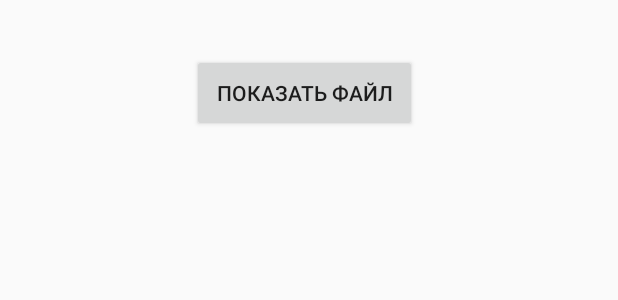
After one commit to 7enSmile/Example6, an Android app: the layout activity_show_file.xml on its own in the app's theme, with its tools: preview values and no code run, on a phone screen of 412 x 824 dp. The commit adds this screen. Shown: the top 300 px of the screen. Run offline under Robolectric (Android 15) with nearby library versions, the phone set to English and light mode, and no system bars.

Commit message:
Все сделано

```diff
--- /dev/null
+++ b/app/src/main/res/layout/activity_show_file.xml
@@ -0,0 +1,30 @@
+<?xml version="1.0" encoding="utf-8"?>
+<androidx.constraintlayout.widget.ConstraintLayout xmlns:android="http://schemas.android.com/apk/res/android"
+    xmlns:app="http://schemas.android.com/apk/res-auto"
+    xmlns:tools="http://schemas.android.com/tools"
+    android:layout_width="match_parent"
+    android:layout_height="match_parent"
+    tools:context=".ShowFile">
+
+    <Button
+        android:id="@+id/button5"
+        android:layout_width="150dp"
+        android:layout_height="52dp"
+        android:layout_marginStart="128dp"
+        android:layout_marginLeft="128dp"
+        android:layout_marginTop="36dp"
+        android:onClick="OnClickShow"
+        android:text="Показать файл"
+        app:layout_constraintStart_toStartOf="parent"
+        app:layout_constraintTop_toTopOf="parent" />
+
+    <TextView
+        android:id="@+id/show_text"
+        android:layout_width="379dp"
+        android:layout_height="473dp"
+        android:layout_marginStart="16dp"
+        android:layout_marginLeft="16dp"
+        android:layout_marginTop="100dp"
+        app:layout_constraintStart_toStartOf="parent"
+        app:layout_constraintTop_toTopOf="parent" />
+</androidx.constraintlayout.widget.ConstraintLayout>
```
Also changed, not shown: app/src/main/AndroidManifest.xml (+11 -3 lines), app/src/main/java/com/example/examples/ActivityService.java (+25 -1 lines), app/src/main/java/com/example/examples/DBHelper.java (added, +34 -0 lines), app/src/main/java/com/example/examples/FragmentOne.java (+9 -0 lines), app/src/main/java/com/example/examples/FragmentSecond.java (+20 -0 lines), app/src/main/java/com/example/examples/MainActivity.java (+15 -0 lines), app/src/main/java/com/example/examples/SharedPreferencesActivity.java (added, +17 -0 lines), app/src/main/java/com/example/examples/SharedPreferencesFragment.java (added, +23 -0 lines), app/src/main/java/com/example/examples/ShowDatabase.java (added, +34 -0 lines), app/src/main/java/com/example/examples/ShowFile.java (added, +73 -0 lines), app/src/main/java/com/example/examples/SomeService.java (+16 -0 lines), app/src/main/res/layout/activity_show_database.xml (added, +30 -0 lines), app/src/main/res/menu/menu.xml (+15 -0 lines), app/src/main/res/xml/sharedpred.xml (added, +11 -0 lines).
